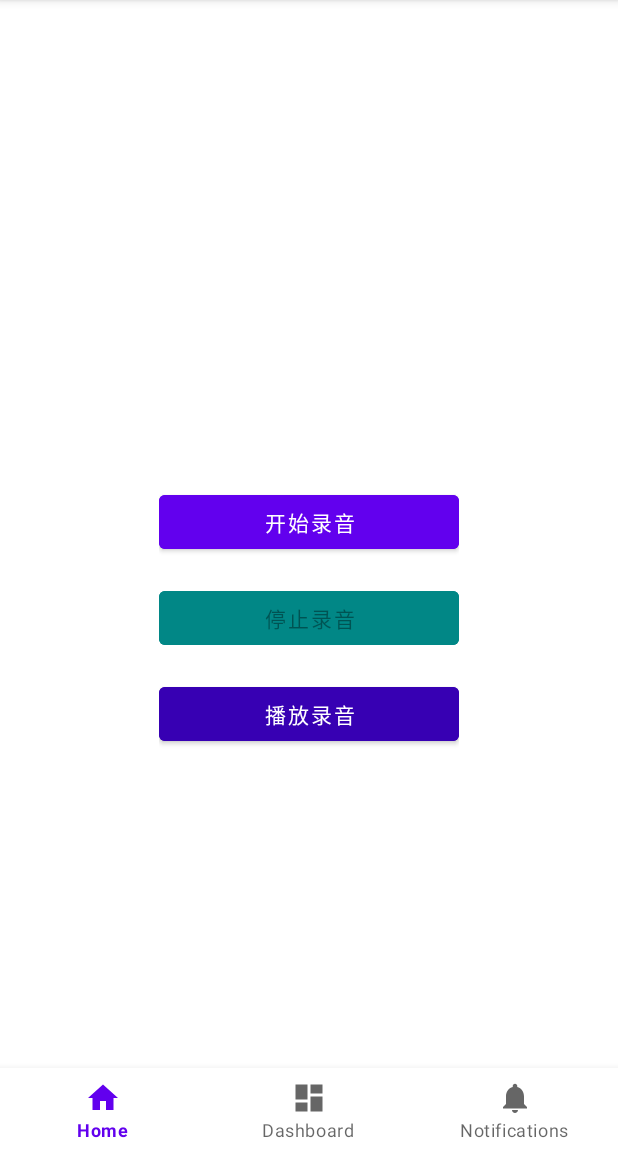
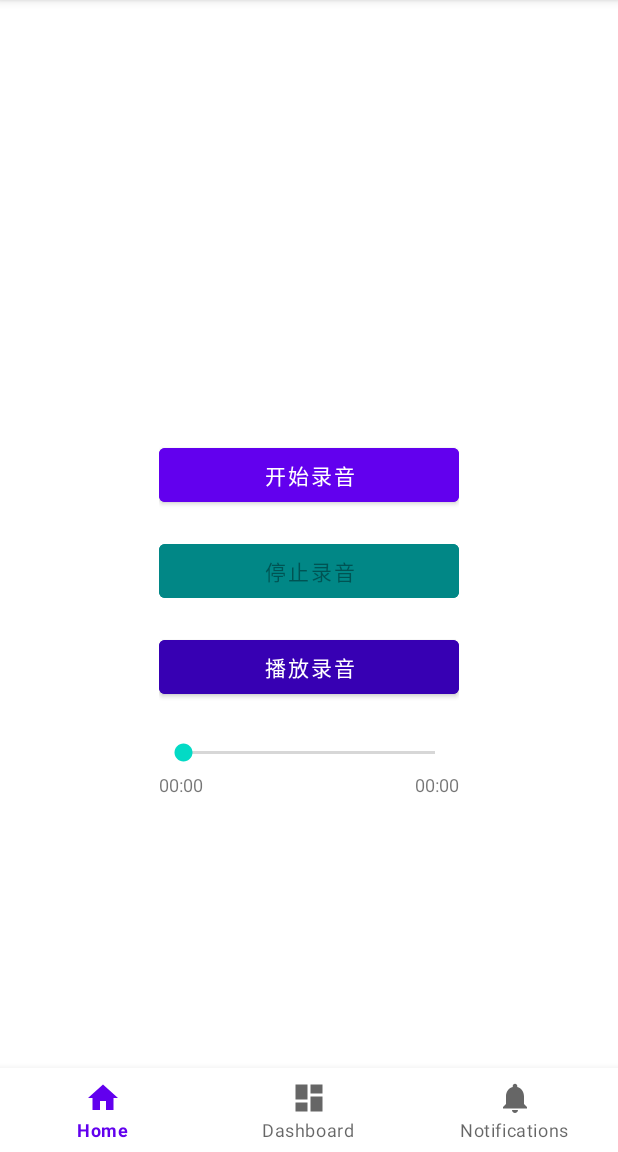
Before and after one commit to kmq116/android-play-audio, an Android app: the screen it shows after launch (MainActivity), on a phone screen of 412 x 824 dp, the part 84-1236 px from its top. Run offline under Robolectric (Android 15) with nearby library versions, the phone set to English and light mode, and no system bars; our stand-ins replace navigation-ui.

Commit message:
feat: 添加进度条

```diff
--- a/app/src/main/java/com/example/rawaudioplay/ui/home/HomeViewModel.java
+++ b/app/src/main/java/com/example/rawaudioplay/ui/home/HomeViewModel.java
@@ -9,8 +9,8 @@ public class HomeViewModel extends ViewModel {
     private final MutableLiveData<String> mText;
 
     public HomeViewModel() {
-        mText = new MutableLiveData<>();
-        mText.setValue("This is home fragment");
+         mText = new MutableLiveData<>();
+//        mText.setValue("This is home fragment");
     }
 
     public LiveData<String> getText() {
--- a/app/src/main/res/layout/activity_main.xml
+++ b/app/src/main/res/layout/activity_main.xml
@@ -84,6 +84,48 @@
                 android:text="播放录音"
                 android:backgroundTint="@color/purple_700" />
 
+            <LinearLayout
+                android:id="@+id/playbackControlGroup"
+                android:layout_width="match_parent"
+                android:layout_height="wrap_content"
+                android:orientation="vertical"
+                android:layout_marginTop="16dp">
+
+                <!-- 进度条 -->
+                <SeekBar
+                    android:id="@+id/playbackSeekBar"
+                    android:layout_width="match_parent"
+                    android:layout_height="wrap_content"
+                    android:layout_marginTop="8dp"/>
+
+                <!-- 时间显示 -->
+                <LinearLayout
+                    android:layout_width="match_parent"
+                    android:layout_height="wrap_content"
+                    android:orientation="horizontal"
+                    android:layout_marginTop="4dp">
+
+                    <TextView
+                        android:id="@+id/currentTimeText"
+                        android:layout_width="wrap_content"
+                        android:layout_height="wrap_content"
+                        android:text="00:00"
+                        android:textSize="12sp"/>
+
+                    <Space
+                        android:layout_width="0dp"
+                        android:layout_height="wrap_content"
+                        android:layout_weight="1"/>
+
+                    <TextView
+                        android:id="@+id/totalTimeText"
+                        android:layout_width="wrap_content"
+                        android:layout_height="wrap_content"
+                        android:text="00:00"
+                        android:textSize="12sp"/>
+                </LinearLayout>
+            </LinearLayout>
+
         </LinearLayout>
 
     </RelativeLayout>
```
Also changed, not shown: app/src/main/java/com/example/rawaudioplay/MainActivity.java (+79 -9 lines).
